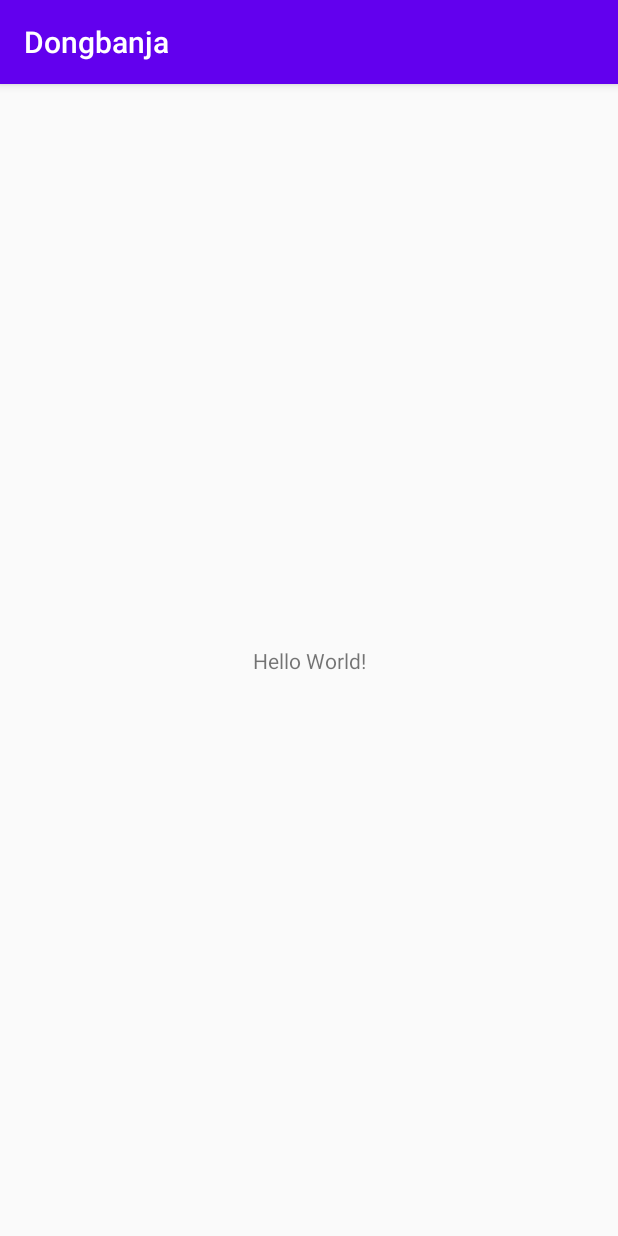
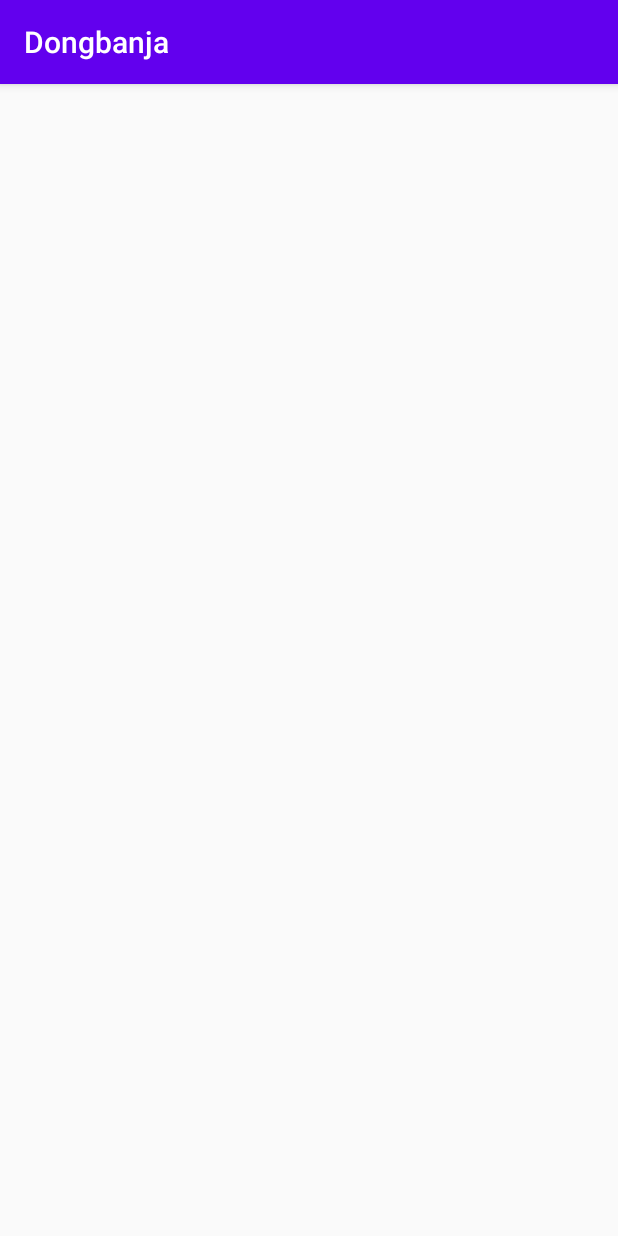
Before and after one commit to johi98/Dongbanja, an Android app: the screen it shows after launch (MainActivity), on a phone screen of 412 x 824 dp. Run offline under Robolectric (Android 15) with nearby library versions, the phone set to English and light mode, and no system bars.

Commit message:
Lay out Changed

```diff
--- a/app/src/main/res/layout/activity_main.xml
+++ b/app/src/main/res/layout/activity_main.xml
@@ -1,18 +1,8 @@
 <?xml version="1.0" encoding="utf-8"?>
-<androidx.constraintlayout.widget.ConstraintLayout xmlns:android="http://schemas.android.com/apk/res/android"
+<LinearLayout xmlns:android="http://schemas.android.com/apk/res/android"
     xmlns:app="http://schemas.android.com/apk/res-auto"
     xmlns:tools="http://schemas.android.com/tools"
     android:layout_width="match_parent"
     android:layout_height="match_parent"
-    tools:context=".MainActivity">
-
-    <TextView
-        android:layout_width="wrap_content"
-        android:layout_height="wrap_content"
-        android:text="Hello World!"
-        app:layout_constraintBottom_toBottomOf="parent"
-        app:layout_constraintLeft_toLeftOf="parent"
-        app:layout_constraintRight_toRightOf="parent"
-        app:layout_constraintTop_toTopOf="parent" />
-
-</androidx.constraintlayout.widget.ConstraintLayout>
+    android:gravity="center"
+    android:orientation="vertical" />
```
